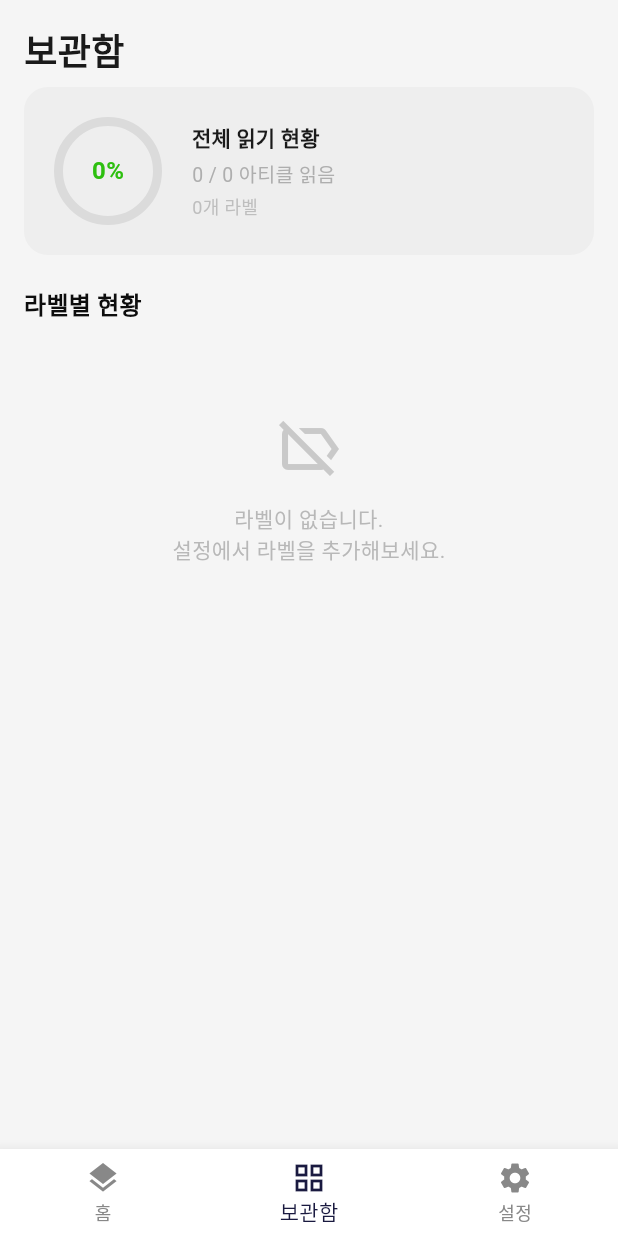
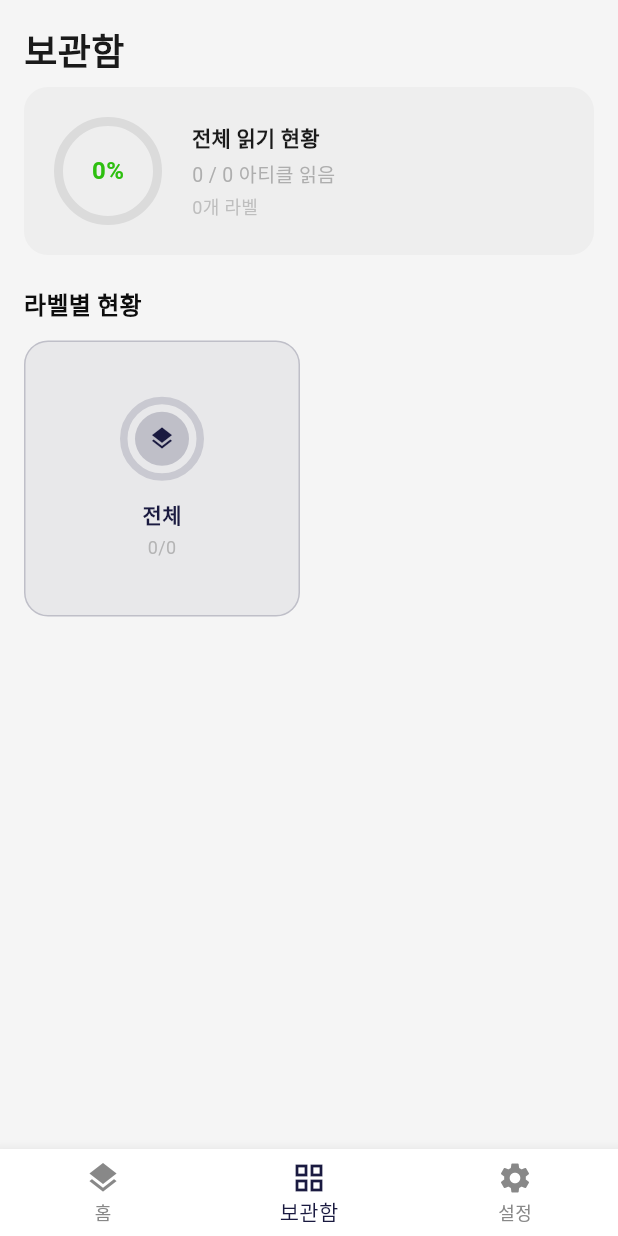
Before and after one commit to vljh246v/clib, a Flutter app: the screen it shows after launch, item 2 of the bottom bar chosen, on a phone screen of 412 x 824 dp. Run offline on Flutter 3.47's test engine with Material 3 defaults, Android fonts, the phone set to English and light mode, and no system bars; our stand-ins replace flutter_card_swiper, flutter_local_notifications, hive, hive_flutter, timezone; accounts and stored records are empty.

Commit message:
add all menu

```diff
--- a/lib/screens/home_screen.dart
+++ b/lib/screens/home_screen.dart
@@ -48,9 +48,10 @@ class _HomeScreenState extends State<HomeScreen> {
     final article = _articles[previousIndex];
 
     if (direction == CardSwiperDirection.right) {
-      // 오른쪽 스와이프: 읽음 처리
+      // 오른쪽 스와이프: 읽음 처리 후 목록 갱신
       HapticFeedback.mediumImpact();
       DatabaseService.markAsRead(article);
+      WidgetsBinding.instance.addPostFrameCallback((_) => _loadArticles());
     } else if (direction == CardSwiperDirection.left) {
       // 왼쪽 스와이프: 나중에 (스택 아래로)
       HapticFeedback.lightImpact();
--- a/lib/screens/library_screen.dart
+++ b/lib/screens/library_screen.dart
@@ -2,6 +2,7 @@ import 'dart:math' as math;
 import 'package:flutter/material.dart';
 import 'package:clib/models/label.dart';
 import 'package:clib/services/database_service.dart';
+import 'package:clib/screens/all_articles_screen.dart';
 import 'package:clib/screens/label_detail_screen.dart';
 
 class LibraryScreen extends StatefulWidget {
@@ -36,29 +37,7 @@ class _LibraryScreenState extends State<LibraryScreen> {
           ),
         ),
         const SizedBox(height: 12),
-        if (labels.isEmpty)
-          Padding(
-            padding: const EdgeInsets.symmetric(vertical: 48),
-            child: Center(
-              child: Column(
-                children: [
-                  Icon(Icons.label_off_outlined,
-                      size: 48,
-                      color: Colors.grey.withValues(alpha: 0.5)),
-                  const SizedBox(height: 12),
-                  Text(
-                    '라벨이 없습니다.\n설정에서 라벨을 추가해보세요.',
-                    textAlign: TextAlign.center,
-                    style: TextStyle(
-                        color: Colors.grey.withValues(alpha: 0.7),
-                        fontSize: 14),
-                  ),
-                ],
-              ),
-            ),
-          )
-        else
-          // 2열 그리드
+        // 2열 그리드 (전체 카드 + 라벨 카드)
         GridView.builder(
           shrinkWrap: true,
           physics: const NeverScrollableScrollPhysics(),
@@ -68,9 +47,10 @@ class _LibraryScreenState extends State<LibraryScreen> {
             crossAxisSpacing: 12,
             childAspectRatio: 1.0,
           ),
-            itemCount: labels.length,
+          itemCount: labels.length + 1,
           itemBuilder: (context, index) {
-              return _buildLabelCard(labels[index], theme, isDark);
+            if (index == 0) return _buildAllCard(theme, isDark);
+            return _buildLabelCard(labels[index - 1], theme, isDark);
           },
         ),
       ],
@@ -155,6 +135,76 @@ class _LibraryScreenState extends State<LibraryScreen> {
             ),
           ),
         ],
+      ),
+    );
+  }
+
+  /// 전체 아티클 카드
+  Widget _buildAllCard(ThemeData theme, bool isDark) {
+    final stats = DatabaseService.getOverallStats();
+    final color = theme.colorScheme.primary;
+    final progress = stats.total > 0 ? stats.read / stats.total : 0.0;
+
+    return GestureDetector(
+      onTap: () async {
+        await Navigator.push(
+          context,
+          MaterialPageRoute(builder: (_) => const AllArticlesScreen()),
+        );
+        setState(() {});
+      },
+      child: Container(
+        padding: const EdgeInsets.all(16),
+        decoration: BoxDecoration(
+          color: isDark
+              ? color.withValues(alpha: 0.12)
+              : color.withValues(alpha: 0.06),
+          borderRadius: BorderRadius.circular(16),
+          border: Border.all(
+            color: color.withValues(alpha: isDark ? 0.3 : 0.2),
+          ),
+        ),
+        child: Column(
+          mainAxisAlignment: MainAxisAlignment.center,
+          children: [
+            SizedBox(
+              width: 56,
+              height: 56,
+              child: CustomPaint(
+                painter: _CircularProgressPainter(
+                  progress: progress,
+                  color: color,
+                  backgroundColor: color.withValues(alpha: 0.15),
+                  strokeWidth: 5,
+                ),
+                child: Center(
+                  child: CircleAvatar(
+                    radius: 18,
+                    backgroundColor: color.withValues(alpha: 0.2),
+                    child: Icon(Icons.layers, color: color, size: 18),
+                  ),
+                ),
+              ),
+            ),
+            const SizedBox(height: 12),
+            Text(
+              '전체',
+              style: TextStyle(
+                fontWeight: FontWeight.w600,
+                fontSize: 14,
+                color: color,
+              ),
+            ),
+            const SizedBox(height: 4),
+            Text(
+              '${stats.read}/${stats.total}',
+              style: TextStyle(
+                color: Colors.grey.withValues(alpha: 0.7),
+                fontSize: 12,
+              ),
+            ),
+          ],
+        ),
       ),
     );
   }
--- a/lib/services/database_service.dart
+++ b/lib/services/database_service.dart
@@ -24,6 +24,18 @@ class DatabaseService {
   // 아티클 저장
   static Future<int> saveArticle(Article article) async {
     return _box.add(article);
+  }
+
+  // 전체 아티클 목록
+  static List<Article> getAllArticles() {
+    return _box.values.toList()
+      ..sort((a, b) => b.createdAt.compareTo(a.createdAt));
+  }
+
+  // 전체 통계
+  static ({int total, int read}) getOverallStats() {
+    final all = _box.values.toList();
+    return (total: all.length, read: all.where((a) => a.isRead).length);
   }
 
   // 미읽은 아티클 목록 (홈 스와이프용)
```
Also changed, not shown: lib/screens/all_articles_screen.dart (added, +187 -0 lines). Lines whose indentation alone changed are shown as unchanged.
